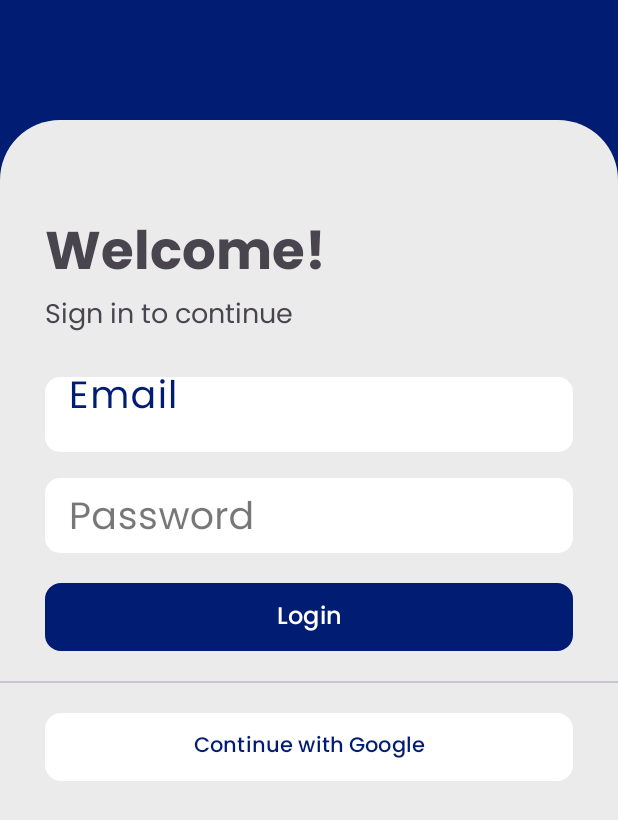
After one commit to threeanra/Scan-Skin, an Android app: the LoginActivity screen opened directly, with no data from a screen before it, on a phone screen of 412 x 824 dp. The commit adds this screen. Shown: the top 820 px of the screen. Run offline under Robolectric (Android 15) with nearby library versions, the phone set to English and light mode, and no system bars; network calls fail.

Commit message:
create login

```diff
--- a/app/build.gradle.kts
+++ b/app/build.gradle.kts
@@ -1,6 +1,8 @@
 plugins {
     id("com.android.application")
     id("org.jetbrains.kotlin.android")
+    id("com.google.devtools.ksp")
+    id("kotlin-parcelize")
 }
 
 android {
--- /dev/null
+++ b/app/src/main/java/com/tearsdr0p/scanskin/component/EditTextPassword.kt
@@ -0,0 +1,99 @@
+package com.tearsdr0p.scanskin.component
+
+import android.content.Context
+import android.graphics.drawable.Drawable
+import android.text.Editable
+import android.text.TextWatcher
+import android.text.method.PasswordTransformationMethod
+import android.util.AttributeSet
+import android.view.MotionEvent
+import android.view.View
+import androidx.appcompat.widget.AppCompatEditText
+import androidx.core.content.ContextCompat
+import com.tearsdr0p.scanskin.R
+
+class EditTextPassword: AppCompatEditText, View.OnTouchListener{
+
+    private lateinit var showPasswordImage : Drawable
+    private var isPasswordVisible = false
+
+    constructor(context: Context) : super(context) {
+        init()
+    }
+    constructor(context: Context, attrs: AttributeSet) : super(context, attrs) {
+        init()
+    }
+    constructor(context: Context, attrs: AttributeSet, defStyleAttr: Int) : super(context, attrs, defStyleAttr) {
+        init()
+    }
+
+    private fun init() {
+        setOnTouchListener(this)
+        showPasswordImage = ContextCompat.getDrawable(context, if (!isPasswordVisible) R.drawable.baseline_visibility_24 else R.drawable.baseline_visibility_off_24 ) as Drawable
+        setEditCompoundDrawables(endOfTheText = showPasswordImage)
+
+        addTextChangedListener(object : TextWatcher {
+            override fun beforeTextChanged(s: CharSequence, start: Int, count: Int, after: Int) {
+                // Do nothing.
+            }
+            override fun onTextChanged(s: CharSequence, start: Int, before: Int, count: Int) {
+                // Do nothing.
+//                if (s.toString().length < 8) {
+//                    setError(resources.getString(R.string.password_require), null)
+//                } else {
+//                    error = null
+//                }
+            }
+            override fun afterTextChanged(s: Editable) {
+                // Do nothing.
+            }
+        })
+
+    }
+
+    private fun setEditCompoundDrawables(
+        startOfTheText: Drawable? = null,
+        topOfTheText:Drawable? = null,
+        endOfTheText:Drawable? = null,
+        bottomOfTheText: Drawable? = null
+    ){
+        setCompoundDrawablesWithIntrinsicBounds(
+            startOfTheText,
+            topOfTheText,
+            endOfTheText,
+            bottomOfTheText
+        )
+    }
+
+    override fun onTouch(v: View?, event: MotionEvent): Boolean {
+        if(compoundDrawables[2] != null){
+            val passwordButtonStart: Float
+            val passwordButtonEnd: Float
+            var isPasswordButtonClicked = false
+            if (layoutDirection == View.LAYOUT_DIRECTION_RTL) {
+                passwordButtonEnd = (showPasswordImage.intrinsicWidth + paddingStart).toFloat()
+                when {
+                        event.x < passwordButtonEnd -> isPasswordButtonClicked = true
+                    }
+            } else {
+                passwordButtonStart = (width - paddingEnd - showPasswordImage.intrinsicWidth).toFloat()
+                when {
+                        event.x > passwordButtonStart -> isPasswordButtonClicked = true
+                    }
+            }
+            if(isPasswordButtonClicked){
+                when(event.action) {
+                    MotionEvent.ACTION_DOWN -> {
+                        showPasswordImage = ContextCompat.getDrawable(context, if(isPasswordVisible) R.drawable.baseline_visibility_off_24 else R.drawable.baseline_visibility_24) as Drawable
+                        setEditCompoundDrawables(endOfTheText = showPasswordImage)
+                        transformationMethod = if(isPasswordVisible) null else PasswordTransformationMethod.getInstance()
+                        isPasswordVisible = !isPasswordVisible
+                    }
+                }
+                return false
+            }
+            return false
+        }
+        return false
+    }
+}
--- /dev/null
+++ b/app/src/main/java/com/tearsdr0p/scanskin/ui/login/LoginActivity.kt
@@ -0,0 +1,37 @@
+package com.tearsdr0p.scanskin.ui.login
+
+import android.os.Bundle
+import android.widget.Toast
+import androidx.appcompat.app.AppCompatActivity
+import com.tearsdr0p.scanskin.data.local.model.User
+import com.tearsdr0p.scanskin.databinding.ActivityLoginBinding
+
+class LoginActivity : AppCompatActivity() {
+
+    private lateinit var binding: ActivityLoginBinding
+    override fun onCreate(savedInstanceState: Bundle?) {
+        super.onCreate(savedInstanceState)
+        binding = ActivityLoginBinding.inflate(layoutInflater)
+        setContentView(binding.root)
+
+        binding.login.setOnClickListener {
+            val email = binding.edLoginEmail.text.toString()
+            val password = binding.edPasswordEmail.text.toString()
+
+            if (email == "test@gmail.com" && password == "test123") {
+                 User(
+                    id = "user_id",
+                    name = "name",
+                    email = email,
+                    token = "token_user"
+                )
+            } else {
+                Toast.makeText(
+                    this@LoginActivity,
+                    "Isi email dan password terlebih dahulu",
+                    Toast.LENGTH_SHORT
+                ).show()
+            }
+        }
+    }
+}
--- /dev/null
+++ b/app/src/main/res/drawable/baseline_visibility_24.xml
@@ -0,0 +1,11 @@
+<vector xmlns:android="http://schemas.android.com/apk/res/android"
+    android:width="24dp"
+    android:height="24dp"
+    android:viewportWidth="24"
+    android:viewportHeight="24">
+
+    <path
+        android:fillColor="@android:color/white"
+        android:pathData="M12,4.5C7,4.5 2.73,7.61 1,12c1.73,4.39 6,7.5 11,7.5s9.27,-3.11 11,-7.5c-1.73,-4.39 -6,-7.5 -11,-7.5zM12,17c-2.76,0 -5,-2.24 -5,-5s2.24,-5 5,-5 5,2.24 5,5 -2.24,5 -5,5zM12,9c-1.66,0 -3,1.34 -3,3s1.34,3 3,3 3,-1.34 3,-3 -1.34,-3 -3,-3z" />
+
+</vector>
--- /dev/null
+++ b/app/src/main/res/drawable/baseline_visibility_off_24.xml
@@ -0,0 +1,11 @@
+<vector xmlns:android="http://schemas.android.com/apk/res/android"
+    android:width="24dp"
+    android:height="24dp"
+    android:viewportWidth="24"
+    android:viewportHeight="24">
+
+    <path
+        android:fillColor="@android:color/white"
+        android:pathData="M12,7c2.76,0 5,2.24 5,5 0,0.65 -0.13,1.26 -0.36,1.83l2.92,2.92c1.51,-1.26 2.7,-2.89 3.43,-4.75 -1.73,-4.39 -6,-7.5 -11,-7.5 -1.4,0 -2.74,0.25 -3.98,0.7l2.16,2.16C10.74,7.13 11.35,7 12,7zM2,4.27l2.28,2.28 0.46,0.46C3.08,8.3 1.78,10.02 1,12c1.73,4.39 6,7.5 11,7.5 1.55,0 3.03,-0.3 4.38,-0.84l0.42,0.42L19.73,22 21,20.73 3.27,3 2,4.27zM7.53,9.8l1.55,1.55c-0.05,0.21 -0.08,0.43 -0.08,0.65 0,1.66 1.34,3 3,3 0.22,0 0.44,-0.03 0.65,-0.08l1.55,1.55c-0.67,0.33 -1.41,0.53 -2.2,0.53 -2.76,0 -5,-2.24 -5,-5 0,-0.79 0.2,-1.53 0.53,-2.2zM11.84,9.02l3.15,3.15 0.02,-0.16c0,-1.66 -1.34,-3 -3,-3l-0.17,0.01z" />
+
+</vector>
--- /dev/null
+++ b/app/src/main/res/drawable/bg_rounded.xml
@@ -0,0 +1,8 @@
+<?xml version="1.0" encoding="utf-8"?>
+<shape xmlns:android="http://schemas.android.com/apk/res/android"
+    android:shape="rectangle">
+    <solid android:color="@color/background_color" />
+    <corners
+       android:topLeftRadius="40dp"
+       android:topRightRadius="40dp" />
+</shape>
--- /dev/null
+++ b/app/src/main/res/drawable/bg_rounded_bottom.xml
@@ -0,0 +1,6 @@
+<?xml version="1.0" encoding="utf-8"?>
+<shape xmlns:android="http://schemas.android.com/apk/res/android"
+    android:shape="rectangle">
+    <solid android:color="@color/main_color" />
+
+</shape>
--- /dev/null
+++ b/app/src/main/res/drawable/rounded_edit_text.xml
@@ -0,0 +1,10 @@
+<?xml version="1.0" encoding="utf-8"?>
+<shape  xmlns:android="http://schemas.android.com/apk/res/android"
+    android:shape="rectangle" android:padding="10dp">
+    <solid android:color="@color/white" />
+    <corners
+        android:bottomRightRadius="10dp"
+        android:bottomLeftRadius="10dp"
+        android:topLeftRadius="10dp"
+        android:topRightRadius="10dp" />
+</shape>
--- /dev/null
+++ b/app/src/main/res/layout/activity_login.xml
@@ -0,0 +1,140 @@
+<?xml version="1.0" encoding="utf-8"?>
+<androidx.core.widget.NestedScrollView xmlns:android="http://schemas.android.com/apk/res/android"
+    xmlns:app="http://schemas.android.com/apk/res-auto"
+    xmlns:tools="http://schemas.android.com/tools"
+    android:id="@+id/main"
+    android:layout_width="match_parent"
+    android:fillViewport="true"
+    android:layout_height="match_parent"
+    android:background="@color/main_color"
+    tools:context=".ui.login.LoginActivity">
+
+    <androidx.constraintlayout.widget.ConstraintLayout
+        android:layout_width="match_parent"
+        android:layout_height="match_parent"
+        android:layout_marginTop="80dp"
+        android:background="@drawable/bg_rounded">
+
+        <TextView
+            android:id="@+id/tv_login"
+            android:layout_width="wrap_content"
+            android:layout_height="wrap_content"
+            android:fontFamily="@font/poppins_bold"
+            android:text="Welcome!"
+            android:textSize="35sp"
+            android:layout_marginStart="30dp"
+            android:layout_marginTop="60dp"
+            app:layout_constraintStart_toStartOf="parent"
+            app:layout_constraintTop_toTopOf="parent" />
+
+
+        <TextView
+            android:id="@+id/tv_logindesc"
+            android:layout_width="wrap_content"
+            android:layout_height="wrap_content"
+            android:fontFamily="@font/poppins_regular"
+            android:text="Sign in to continue"
+            android:textSize="18sp"
+            android:layout_marginTop="-5dp"
+            android:layout_marginStart="30dp"
+            app:layout_constraintStart_toStartOf="parent"
+            app:layout_constraintTop_toBottomOf="@id/tv_login" />
+
+        <com.google.android.material.textfield.TextInputLayout
+            android:id="@+id/emailEditText"
+            style="@style/customEditText"
+            android:layout_width="match_parent"
+            android:layout_height="wrap_content"
+            android:layout_marginHorizontal="30dp"
+            android:layout_marginTop="20dp"
+            app:layout_constraintTop_toBottomOf="@+id/tv_logindesc">
+
+            <com.tearsdr0p.scanskin.component.EditTextEmail
+                android:id="@+id/edLoginEmail"
+                android:layout_width="match_parent"
+                android:layout_height="wrap_content"
+                android:fontFamily="@font/poppins_regular"
+                android:background="@drawable/rounded_edit_text"
+                android:hint="@string/email"
+                android:inputType="textEmailAddress"
+                android:minHeight="50dp"
+                android:paddingHorizontal="16dp"
+                android:paddingVertical="0dp"
+                tools:ignore="TouchTargetSizeCheck" />
+
+        </com.google.android.material.textfield.TextInputLayout>
+
+        <com.google.android.material.textfield.TextInputLayout
+            android:id="@+id/passwordEditText"
+            style="@style/customEditText"
+            android:layout_width="match_parent"
+            android:layout_height="wrap_content"
+            android:layout_marginHorizontal="30dp"
+            android:layout_marginTop="12dp"
+            app:layout_constraintTop_toBottomOf="@+id/emailEditText">
+
+            <com.tearsdr0p.scanskin.component.EditTextPassword
+                android:id="@+id/edPasswordEmail"
+                android:layout_width="match_parent"
+                android:layout_height="wrap_content"
+                android:fontFamily="@font/poppins_regular"
+                android:background="@drawable/rounded_edit_text"
+                android:hint="@string/password"
+                android:inputType="textPassword"
+                android:minHeight="50dp"
+                android:paddingHorizontal="16dp"
+                android:paddingVertical="0dp"
+                tools:ignore="TouchTargetSizeCheck" />
+
+        </com.google.android.material.textfield.TextInputLayout>
+
+        <Button
+            android:id="@+id/login"
+            android:layout_width="match_parent"
+            android:layout_height="45dp"
+            android:layout_marginTop="20dp"
+            android:background="@drawable/button_style"
+            android:fontFamily="@font/poppins_medium"
+            android:layout_marginHorizontal="30dp"
+            android:text="@string/login"
+            android:textSize="16sp"
+            app:layout_constraintEnd_toEndOf="parent"
+            app:layout_constraintStart_toStartOf="parent"
+            app:layout_constraintTop_toBottomOf="@+id/passwordEditText" />
+
+        <com.google.android.material.divider.MaterialDivider
+            android:id="@+id/divider"
+            android:layout_width="match_parent"
+            android:layout_height="wrap_content"
+            android:layout_marginTop="20dp"
+            app:layout_constraintTop_toBottomOf="@+id/login" />
+
+        <Button
+            android:id="@+id/register"
+            android:layout_width="match_parent"
+            android:layout_height="45dp"
+            android:layout_marginTop="20dp"
+            android:background="@drawable/button_style"
+            app:backgroundTint="@color/white"
+            android:fontFamily="@font/poppins_medium"
+            android:layout_marginHorizontal="30dp"
+            android:text="Continue with Google"
+            android:textAllCaps="false"
+            android:textColor="@color/main_color"
+            app:layout_constraintTop_toBottomOf="@+id/divider" />
+
+        <ProgressBar
+            android:id="@+id/loading"
+            android:layout_width="wrap_content"
+            android:layout_height="wrap_content"
+            android:layout_gravity="center"
+            android:layout_marginTop="20dp"
+            android:visibility="gone"
+            app:layout_constraintBottom_toBottomOf="@id/login"
+            app:layout_constraintEnd_toEndOf="parent"
+            app:layout_constraintStart_toStartOf="parent"
+            app:layout_constraintTop_toBottomOf="@id/passwordEditText" />
+
+    </androidx.constraintlayout.widget.ConstraintLayout>
+
+</androidx.core.widget.NestedScrollView>
--- a/app/src/main/res/layout/activity_result.xml
+++ b/app/src/main/res/layout/activity_result.xml
@@ -169,7 +169,6 @@
             android:layout_width="wrap_content"
             android:layout_height="wrap_content"
             app:icon="@drawable/home_24"
-            android:backgroundTint="@color/white"
             app:backgroundTint="@color/white"
             app:iconTint="@color/main_color"
             android:background="@drawable/button_style_2"
--- a/app/src/main/res/values/strings.xml
+++ b/app/src/main/res/values/strings.xml
@@ -20,4 +20,10 @@
         \n\nPlease consult a doctor for treatment and further information.</string>
     <string name="non_cancer_desc">The result of our analysis shows that your skin is not cancerous, your skin looks healthy. \n\n
         Don\'t forget to take care of your health.</string>
+
+    <!--    Login-->
+    <string name="login">Login</string>
+    <string name="email_error_message">Input Email Correctly</string>
+    <string name="email"><font size="38">Email</font></string>
+    <string name="password"><font size="38">Password</font></string>
 </resources>
--- /dev/null
+++ b/app/src/main/res/values/styles.xml
@@ -0,0 +1,10 @@
+<?xml version="1.0" encoding="utf-8"?>
+<resources>
+    <style name="customEditText" parent="Widget.MaterialComponents.TextInputLayout.OutlinedBox">
+        <item name="boxCornerRadiusBottomStart">10dp</item>
+        <item name="boxCornerRadiusBottomEnd">10dp</item>
+        <item name="boxCornerRadiusTopStart">10dp</item>
+        <item name="boxCornerRadiusTopEnd">10dp</item>
+        <item name="errorIconDrawable">@null</item>
+    </style>
+</resources>
--- a/build.gradle.kts
+++ b/build.gradle.kts
@@ -2,4 +2,5 @@
 plugins {
     id("com.android.application") version "8.2.0" apply false
     id("org.jetbrains.kotlin.android") version "1.9.22" apply false
+    id("com.google.devtools.ksp") version "1.9.10-1.0.13" apply false
 }
```
Also changed, not shown: app/src/main/AndroidManifest.xml (+9 -3 lines), app/src/main/java/com/tearsdr0p/scanskin/component/EditTextEmail.kt (added, +51 -0 lines), app/src/main/java/com/tearsdr0p/scanskin/data/local/model/User.kt (added, +12 -0 lines), app/src/main/java/com/tearsdr0p/scanskin/ui/onboarding/OnBoardingActivity.kt (added, +26 -0 lines), app/src/main/res/layout/activity_on_boarding.xml (added, +73 -0 lines), app/src/main/res/drawable/google.png (added).
